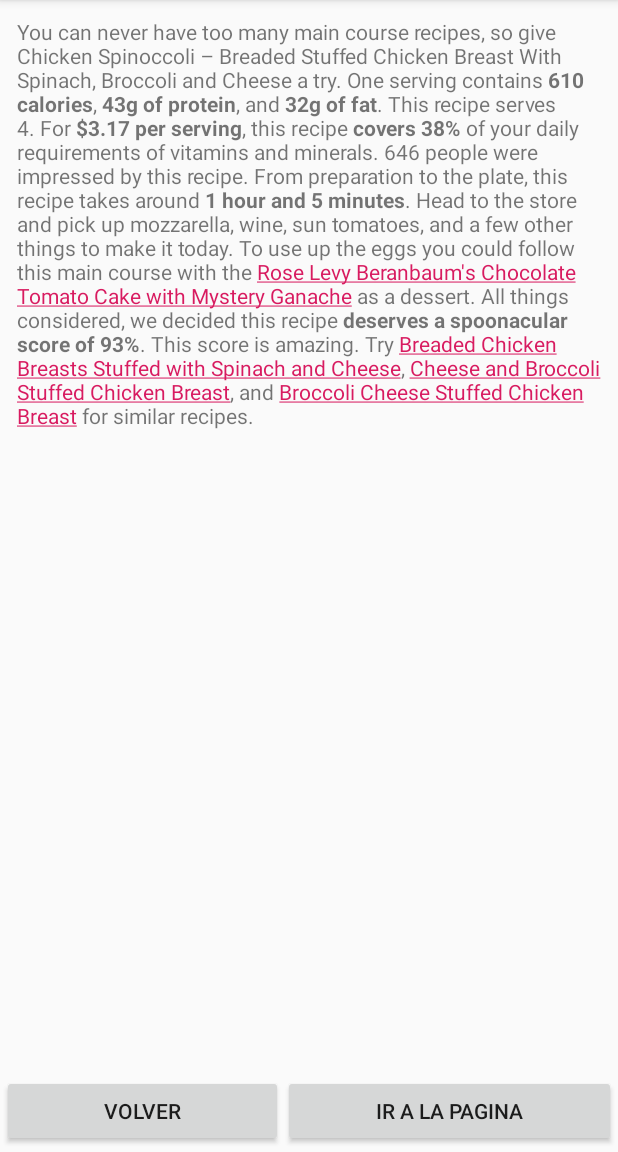
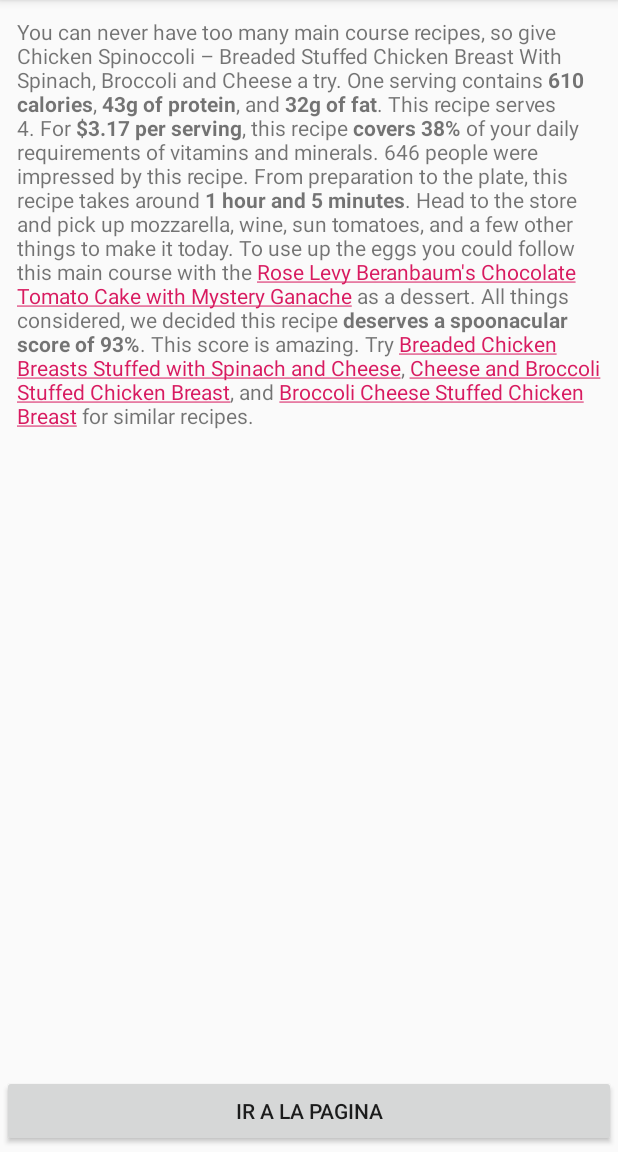
Before and after one commit to ElKrapulito/TareaAplicacionesMoviles, an Android app: the screen it shows after launch (Summary), after a tap on "TChicken Spinoccoli", on a phone screen of 412 x 824 dp, the part 84-1236 px from its top. Run offline under Robolectric (Android 15) with nearby library versions, the phone set to English and light mode, and no system bars; our stand-ins replace Picasso; pictures from the network do not load.

Commit message:
Minor change

```diff
--- a/BibliotecaComida/app/src/main/res/layout/activity_summary.xml
+++ b/BibliotecaComida/app/src/main/res/layout/activity_summary.xml
@@ -42,13 +42,6 @@
             android:orientation="horizontal">
 
             <Button
-                android:id="@+id/btnBack"
-                android:layout_width="wrap_content"
-                android:layout_height="wrap_content"
-                android:layout_weight="1"
-                android:text="@string/btn_volver" />
-
-            <Button
                 android:id="@+id/btnWeb"
                 android:layout_width="wrap_content"
                 android:layout_height="wrap_content"
```
